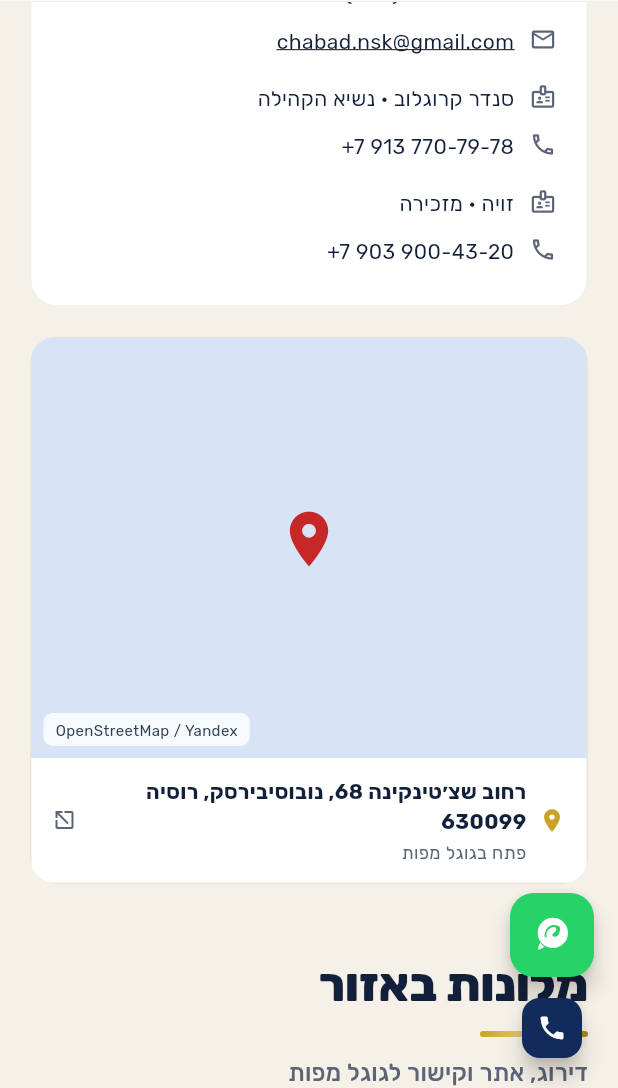
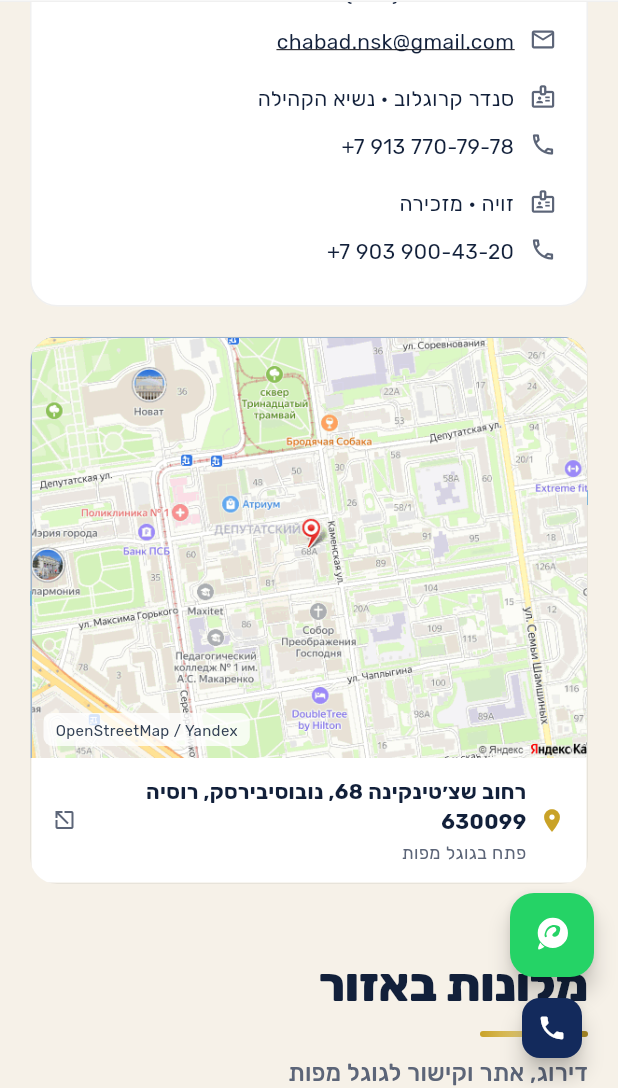
Before and after one commit to shneurGreenberg/chabad-site, a Flutter app: the AboutPage screen opened by its route, scrolled down 1152 dp, on a phone screen of 412 x 824 dp, the part 148-1236 px from its top. Run offline on Flutter 3.47's test engine with Material 3 defaults, Android fonts, the phone set to English and light mode, and no system bars; drawn by our look-alikes of flutter_animate; our stand-ins replace cloud_firestore, firebase_auth, firebase_core, flutter_html, go_router, google_fonts and 2 more; missing offline and left inert: dart:js_interop; accounts and stored records are empty; network calls fail.

```diff
--- a/lib/widgets/map_embed.dart
+++ b/lib/widgets/map_embed.dart
@@ -112,19 +112,35 @@ class LocationMap extends StatelessWidget {
   final double height;
   final VoidCallback? onOpen;
 
+  static bool nearNovosibirsk(double lat, double lon) =>
+      (lat - 55.0284).abs() < 0.05 && (lon - 82.9283).abs() < 0.05;
+
   @override
   Widget build(BuildContext context) {
+    final bundled = nearNovosibirsk(lat, lon);
     return SizedBox(
       height: height,
       width: double.infinity,
       child: Material(
-        color: const Color(0xFFD6E4F5),
+        color: const Color(0xFFC5D4E8),
         child: InkWell(
           onTap: onOpen,
           child: Stack(
             fit: StackFit.expand,
             children: [
+              const CustomPaint(painter: _MapGridPainter()),
+              if (bundled)
+                Image.asset(
+                  'assets/images/map-novosibirsk.png',
+                  fit: BoxFit.cover,
+                  width: double.infinity,
+                  height: double.infinity,
+                  filterQuality: FilterQuality.medium,
+                  errorBuilder: (_, _, _) => _StaticMapImage(lat: lat, lon: lon),
+                )
+              else
                 _StaticMapImage(lat: lat, lon: lon),
+              if (!bundled)
                 const IgnorePointer(
                   child: Align(
                     alignment: Alignment(0, -0.05),
@@ -160,6 +176,41 @@ class LocationMap extends StatelessWidget {
       ),
     );
   }
+}
+
+class _MapGridPainter extends CustomPainter {
+  const _MapGridPainter();
+
+  @override
+  void paint(Canvas canvas, Size size) {
+    canvas.drawRect(
+      Offset.zero & size,
+      Paint()..color = const Color(0xFFD5E4F4),
+    );
+    final stroke = Paint()
+      ..color = const Color(0xFF9BB4CE)
+      ..strokeWidth = 1.2;
+    const step = 28.0;
+    for (var x = 0.0; x < size.width; x += step) {
+      canvas.drawLine(Offset(x, 0), Offset(x, size.height), stroke);
+    }
+    for (var y = 0.0; y < size.height; y += step) {
+      canvas.drawLine(Offset(0, y), Offset(size.width, y), stroke);
+    }
+    final river = Paint()
+      ..color = const Color(0xFF7EB6D9)
+      ..strokeWidth = 10
+      ..strokeCap = StrokeCap.round
+      ..style = PaintingStyle.stroke;
+    canvas.drawLine(
+      Offset(0, size.height * 0.62),
+      Offset(size.width, size.height * 0.38),
+      river,
+    );
+  }
+
+  @override
+  bool shouldRepaint(covariant CustomPainter oldDelegate) => false;
 }
 
 class _StaticMapImage extends StatefulWidget {
@@ -202,6 +253,7 @@ class _StaticMapImageState extends State<_StaticMapImage> {
       width: double.infinity,
       height: double.infinity,
       filterQuality: FilterQuality.medium,
+      webHtmlElementStrategy: WebHtmlElementStrategy.never,
       errorBuilder: (_, _, _) {
         WidgetsBinding.instance.addPostFrameCallback((_) {
           if (mounted && _i < _urls.length) {
--- a/pubspec.yaml
+++ b/pubspec.yaml
@@ -85,6 +85,7 @@ flutter:
     - assets/images/chabad-emblem.png
     - assets/images/community-emblem.png
     - assets/images/whatsapp.png
+    - assets/images/map-novosibirsk.png
     - assets/images/famous/kantorovich.jpg
     - assets/images/famous/budker.jpg
     - assets/images/famous/sokolov.jpg
```
Also changed, not shown: assets/images/map-novosibirsk.png (added), 1 other file. Lines whose indentation alone changed are shown as unchanged.
